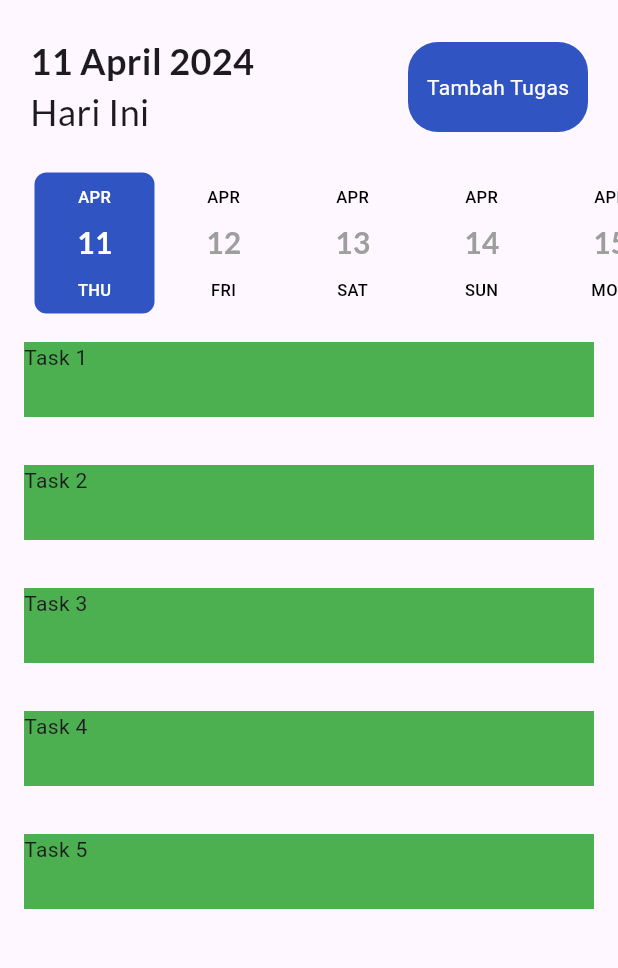
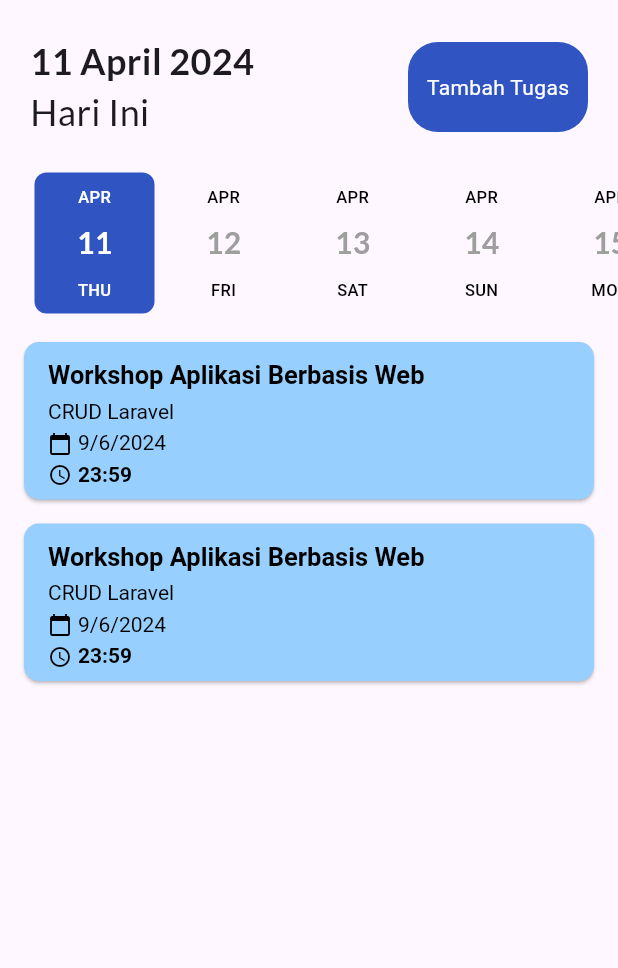
Before and after one commit to ArgyaaDwi/UniTasker, a Flutter app: the screen it shows after launch, on a phone screen of 412 x 824 dp, the part 63-1031 px from its top. Run offline on Flutter 3.47's test engine with Material 3 defaults, Android fonts, the phone set to English and light mode, and no system bars; drawn by our look-alikes of date_picker_timeline; our stand-ins replace get, google_fonts, sqflite; accounts and stored records are empty.

Commit message:
Card at HomePage

```diff
--- a/lib/pages/home_page.dart
+++ b/lib/pages/home_page.dart
@@ -42,25 +42,130 @@ class _HomePageState extends State<HomePage> {
 
   _showTasks() {
     final List<Map<String, dynamic>> yourTaskList = [
-      {'namaTugas': 'Task 1'},
-      {'namaTugas': 'Task 2'},
-      {'namaTugas': 'Task 3'},
-      {'namaTugas': 'Task 4'},
-      {'namaTugas': 'Task 5'},
+      {
+        'namaMatkul': 'Workshop Aplikasi Berbasis Web',
+        'namaTugas': 'CRUD Laravel',
+        'tanggalPengumpulan': '9/6/2024',
+        'deadline': '23:59'
+      },
+      {
+        'namaMatkul': 'Workshop Aplikasi Berbasis Web',
+        'namaTugas': 'CRUD Laravel',
+        'tanggalPengumpulan': '9/6/2024',
+        'deadline': '23:59'
+      },
     ];
     return Expanded(
-      child: ListView.builder(
-        itemCount: yourTaskList.length,
-        itemBuilder: (context, index) {
-          final task = yourTaskList[index];
-          return Container(
-            width: 100,
-            height: 50,
-            color: Colors.green,
-            margin: const EdgeInsets.all(16),
-            child: Text(task['namaTugas'] ?? ''),
-          );
+      child: GestureDetector(
+        onTap: () {
+          print("Matkul Ditekan");
         },
+        child: ListView.builder(
+          itemCount: yourTaskList.length,
+          itemBuilder: (context, index) {
+            final task = yourTaskList[index];
+            return Card(
+              margin: const EdgeInsets.only(top: 16, left: 16, right: 16),
+              shape: RoundedRectangleBorder(
+                borderRadius: BorderRadius.circular(10),
+              ),
+              color: const Color.fromARGB(255, 151, 208, 255),
+              child: ListTile(
+                title: RichText(
+                  text: TextSpan(
+                    text: '${task['namaMatkul']}\n',
+                    style: const TextStyle(
+                      color: Colors.black,
+                      fontWeight: FontWeight.bold,
+                      fontSize: 17,
+                      height: 1.5,
+                    ),
+                    children: [
+                      TextSpan(
+                        text: '${task['namaTugas']}\n',
+                        style: const TextStyle(
+                          color: Colors.black,
+                          fontWeight: FontWeight.normal,
+                          fontSize: 14,
+                          height: 1.5,
+                        ),
+                      ),
+                      TextSpan(
+                        children: [
+                          const WidgetSpan(
+                            child: Padding(
+                              padding: EdgeInsets.only(right: 4.0),
+                              child: Icon(
+                                Icons.calendar_today,
+                                color: Colors.black,
+                                size: 16,
+                              ),
+                            ),
+                          ),
+                          TextSpan(
+                            text: '${task['tanggalPengumpulan']}\n',
+                            style: const TextStyle(
+                              color: Colors.black,
+                              fontWeight: FontWeight.normal,
+                              fontSize: 14,
+                              height: 1.5,
+                            ),
+                          ),
+                        ],
+                      ),
+                      TextSpan(
+                        children: [
+                          const WidgetSpan(
+                            child: Padding(
+                              padding: EdgeInsets.only(right: 4.0),
+                              child: Icon(
+                                Icons.access_time,
+                                color: Colors.black,
+                                size: 16,
+                              ),
+                            ),
+                          ),
+                          TextSpan(
+                            text: '${task['deadline']}',
+                            style: const TextStyle(
+                              color: Colors.black,
+                              fontWeight: FontWeight.bold,
+                              fontSize: 14,
+                              height: 1.5,
+                            ),
+                          )
+                        ],
+                      ),
+                    ],
+                  ),
+                ),
+                // trailing: Row(
+                //   mainAxisSize: MainAxisSize.min,
+                //   children: [
+                //     IconButton(
+                //       onPressed: () {
+                //         print("Edit button pressed");
+                //       },
+                //       icon: const Icon(
+                //         Icons.edit,
+                //         color: Colors.black,
+                //       ),
+                //     ),
+                //     // IconButton(
+                //     //   onPressed: () {
+                //     //     print("Delete button pressed");
+                //     //   },
+                //     //   icon: const Icon(
+                //     //     Icons.delete,
+                //     //     color: Colors.black,
+                //     //   ),
+                //     // ),
+                //   ],
+                // ),
+              ),
+            );
+          },
+        ),
       ),
     );
   }
--- a/lib/pages/matkul.dart
+++ b/lib/pages/matkul.dart
@@ -122,14 +122,16 @@ class _MatkulPageState extends State<MatkulPage> {
               ),
             ),
             const SizedBox(
-              height: 35,
+              height: 20,
             ),
             Expanded(
               child: ListView.builder(
                 itemCount: _matkulList.length,
                 itemBuilder: (context, index) {
                   var matkul = _matkulList[index];
-                  return Card(
+                  return Padding(
+                    padding: const EdgeInsets.only(bottom: 8.0),
+                    child: Card(
                       shape: RoundedRectangleBorder(
                         borderRadius: BorderRadius.circular(10),
                       ),
@@ -202,7 +204,8 @@ class _MatkulPageState extends State<MatkulPage> {
                             ),
                             IconButton(
                               onPressed: () {
-                              _deleteFormDialog(context, _matkulList[index].id);
+                                _deleteFormDialog(
+                                    context, _matkulList[index].id);
                               },
                               icon: const Icon(
                                 Icons.delete,
@@ -210,6 +213,7 @@ class _MatkulPageState extends State<MatkulPage> {
                               ),
                             ),
                           ],
+                        ),
                       ),
                     ),
                   );
```
Lines whose indentation alone changed are shown as unchanged.
